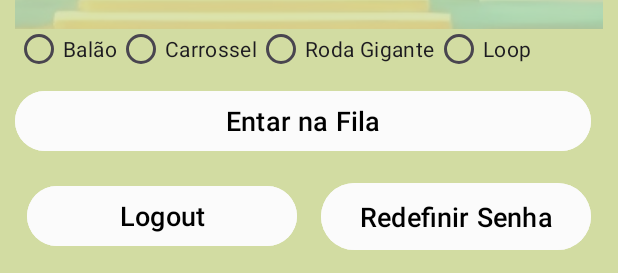
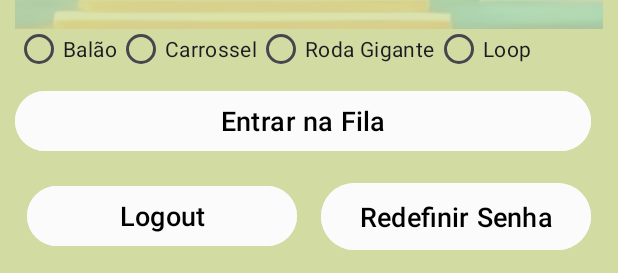
Before and after one commit to Cinthiacs/Filas-4play, an Android app: the layout activity_home.xml on its own in the app's theme, with its tools: preview values and no code run, scrolled down 65 dp, on a phone screen of 412 x 824 dp. Shown: the part 960-1233 px from the top of the screen. Run offline under Robolectric (Android 15) with nearby library versions, the phone set to English and light mode, and no system bars.

Commit message:
Atualizado readme e botao entrar

```diff
--- a/app/src/main/res/values/strings.xml
+++ b/app/src/main/res/values/strings.xml
@@ -31,7 +31,7 @@
     // Tela Home
     <string name="btn_logout">Logout</string>
     <string name="btn_redefinir_senha">Redefinir Senha</string>
-    <string name="txt_entrar_Fila">Entar na Fila</string>
+    <string name="txt_entrar_Fila">Entrar na Fila</string>
     <string name="cadastro_publico">Selecione o Publico:</string>
     <string-array name="publico_array">
         <item>Geral</item>
```
